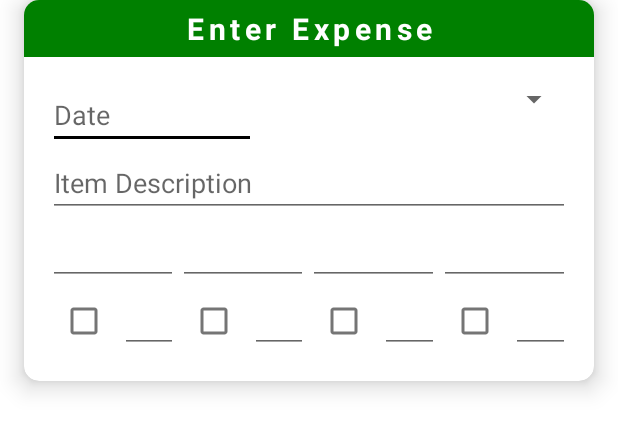
After one commit to Masum-MSNR/expense-updater, an Android app: the layout dialog_entry_area.xml on its own in the app's theme, with its tools: preview values and no code run, on a phone screen of 412 x 824 dp. The commit adds this screen. Shown: the top 431 px of the screen. Run offline under Robolectric (Android 15) with nearby library versions, the phone set to English and light mode, and no system bars.

Commit message:
entry dialog design

```diff
--- /dev/null
+++ b/app/src/main/res/layout/dialog_entry_area.xml
@@ -0,0 +1,171 @@
+<?xml version="1.0" encoding="utf-8"?>
+<androidx.cardview.widget.CardView xmlns:android="http://schemas.android.com/apk/res/android"
+    xmlns:app="http://schemas.android.com/apk/res-auto"
+    android:layout_width="match_parent"
+    android:layout_height="wrap_content"
+    android:layout_marginHorizontal="16dp"
+    android:orientation="vertical"
+    app:cardCornerRadius="10dp"
+    app:cardElevation="10dp">
+
+    <LinearLayout
+        android:layout_width="match_parent"
+        android:layout_height="wrap_content"
+        android:orientation="vertical">
+
+        <TextView
+            android:id="@+id/tv_entry_id"
+            android:layout_width="match_parent"
+            android:layout_height="wrap_content"
+            android:background="@color/green"
+            android:gravity="center"
+            android:letterSpacing=".15"
+            android:paddingVertical="5dp"
+            android:text="@string/enter_expense"
+            android:textColor="@color/white"
+            android:textSize="20sp"
+            android:textStyle="bold" />
+
+        <LinearLayout
+            android:layout_width="match_parent"
+            android:layout_height="wrap_content"
+            android:orientation="vertical"
+            android:padding="16dp">
+
+
+            <LinearLayout
+                android:layout_width="match_parent"
+                android:layout_height="wrap_content"
+                android:orientation="horizontal"
+                android:weightSum="10">
+
+                <EditText
+                    android:id="@+id/et_date"
+                    android:layout_width="0dp"
+                    android:layout_height="wrap_content"
+                    android:layout_weight="4"
+                    android:hint="@string/date" />
+
+                <Spinner
+                    android:id="@+id/sp_category"
+                    android:layout_width="0dp"
+                    android:layout_height="wrap_content"
+                    android:layout_weight="6" />
+            </LinearLayout>
+
+            <EditText
+                android:id="@+id/et_item_description"
+                android:layout_width="match_parent"
+                android:layout_height="wrap_content"
+                android:hint="@string/item_description" />
+
+            <LinearLayout
+                android:layout_width="match_parent"
+                android:layout_height="wrap_content"
+                android:orientation="horizontal"
+                android:weightSum="8">
+
+                <EditText
+                    android:id="@+id/et_paid_1"
+                    android:layout_width="0dp"
+                    android:layout_height="wrap_content"
+                    android:layout_weight="2" />
+
+                <EditText
+                    android:id="@+id/et_paid_2"
+                    android:layout_width="0dp"
+                    android:layout_height="wrap_content"
+                    android:layout_weight="2" />
+
+                <EditText
+                    android:id="@+id/et_paid_3"
+                    android:layout_width="0dp"
+                    android:layout_height="wrap_content"
+                    android:layout_weight="2" />
+
+                <EditText
+                    android:id="@+id/et_paid_4"
+                    android:layout_width="0dp"
+                    android:layout_height="wrap_content"
+                    android:layout_weight="2" />
+            </LinearLayout>
+
+            <LinearLayout
+                android:layout_width="match_parent"
+                android:layout_height="wrap_content"
+                android:orientation="horizontal"
+                android:weightSum="8">
+
+                <LinearLayout
+                    android:layout_width="0dp"
+                    android:layout_height="wrap_content"
+                    android:layout_weight="2"
+                    android:orientation="horizontal">
+
+                    <CheckBox
+                        android:id="@+id/cb_share_1"
+                        android:layout_width="wrap_content"
+                        android:layout_height="wrap_content" />
+
+                    <EditText
+                        android:id="@+id/et_share_1"
+                        android:layout_width="match_parent"
+                        android:layout_height="wrap_content" />
+                </LinearLayout>
+
+                <LinearLayout
+                    android:layout_width="0dp"
+                    android:layout_height="wrap_content"
+                    android:layout_weight="2"
+                    android:orientation="horizontal">
+
+                    <CheckBox
+                        android:id="@+id/cb_share_2"
+                        android:layout_width="wrap_content"
+                        android:layout_height="wrap_content" />
+
+                    <EditText
+                        android:id="@+id/et_share_2"
+                        android:layout_width="match_parent"
+                        android:layout_height="wrap_content" />
+                </LinearLayout>
+
+                <LinearLayout
+                    android:layout_width="0dp"
+                    android:layout_height="wrap_content"
+                    android:layout_weight="2"
+                    android:orientation="horizontal">
+
+                    <CheckBox
+                        android:id="@+id/cb_share_3"
+                        android:layout_width="wrap_content"
+                        android:layout_height="wrap_content" />
+
+                    <EditText
+                        android:id="@+id/et_share_3"
+                        android:layout_width="match_parent"
+                        android:layout_height="wrap_content" />
+                </LinearLayout>
+
+                <LinearLayout
+                    android:layout_width="0dp"
+                    android:layout_height="wrap_content"
+                    android:layout_weight="2"
+                    android:orientation="horizontal">
+
+                    <CheckBox
+                        android:id="@+id/cb_share_4"
+                        android:layout_width="wrap_content"
+                        android:layout_height="wrap_content" />
+
+                    <EditText
+                        android:id="@+id/et_share_4"
+                        android:layout_width="match_parent"
+                        android:layout_height="wrap_content" />
+                </LinearLayout>
+            </LinearLayout>
+        </LinearLayout>
+    </LinearLayout>
+
+
+</androidx.cardview.widget.CardView>
--- a/app/src/main/res/values/strings.xml
+++ b/app/src/main/res/values/strings.xml
@@ -22,4 +22,7 @@
     <string name="add_widget">Add widget</string>
     <string name="app_widget_description">This is an app widget description</string>
     <string name="placeholder">--- ---</string>
+    <string name="date">Date</string>
+    <string name="item_description">Item Description</string>
+    <string name="enter_expense">Enter Expense</string>
 </resources>
```
Also changed, not shown: 1 other file.
